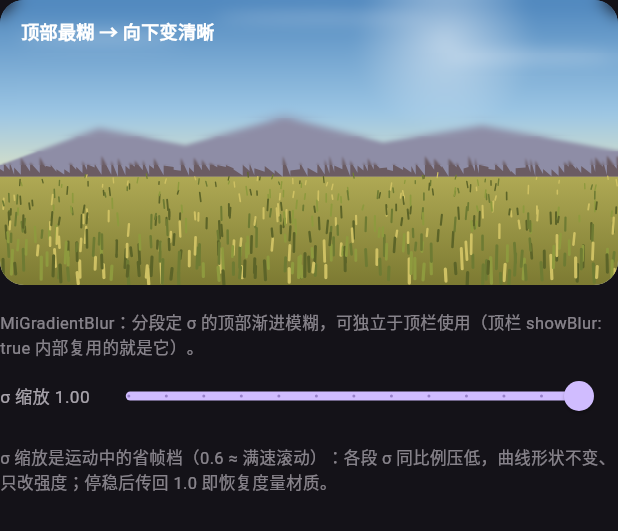
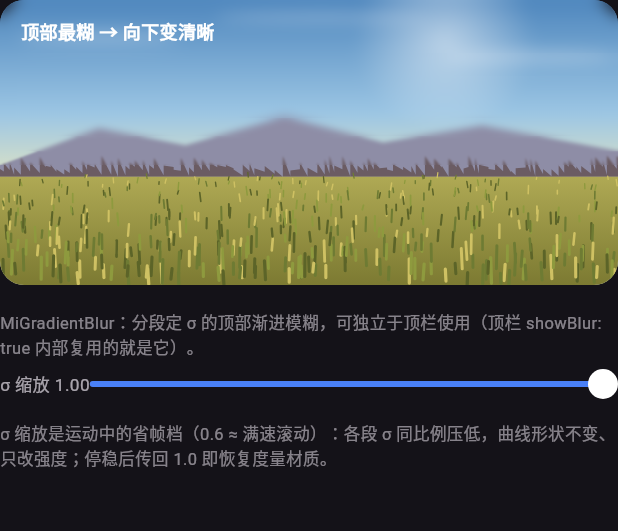
Before and after one commit to yearhe9900/mi_like_ui, a Flutter app: the _GradientBlurDemo widget shown alone on an empty page, opened directly with empty values, on a phone screen of 412 x 824 dp. Shown: the top 531 px of the screen. Run offline on Flutter 3.47's test engine with Material 3 defaults, Android fonts, the phone set to English and light mode, and no system bars; missing offline and left inert: dart:js_interop.

Commit message:
chore(demo): 渐进模糊的 σ 缩放滑杆改用 MiSlider
原是 Material Slider，与同页 / 同库的表单控件语言不一致。档数换算
Material divisions:12（12 段）→ 本库 divisions:13（含两端），步长同为
0.6/12 = 0.05，取值区间与手感不变；gallery 测试同步改断言 MiSlider。

```diff
--- a/lib/demo/pages/showcase_page.dart
+++ b/lib/demo/pages/showcase_page.dart
@@ -1666,12 +1666,14 @@ class _GradientBlurDemoState extends State<_GradientBlurDemo> {
               ),
             ),
             Expanded(
-              child: Slider(
+              child: MiSlider(
                 value: _sigmaScale,
                 min: 0.4,
                 max: 1.0,
-                divisions: 12,
-                label: _sigmaScale.toStringAsFixed(2),
+                // 档数含两端：13 档 = 步长 0.6/12 = 0.05，与原 Material
+                // Slider 的 `divisions: 12`（12 段）同一步长。
+                divisions: 13,
+                themeMode: widget.themeMode,
                 onChanged: (v) => setState(() => _sigmaScale = v),
               ),
             ),
```
Also changed, not shown: 3 other files.
